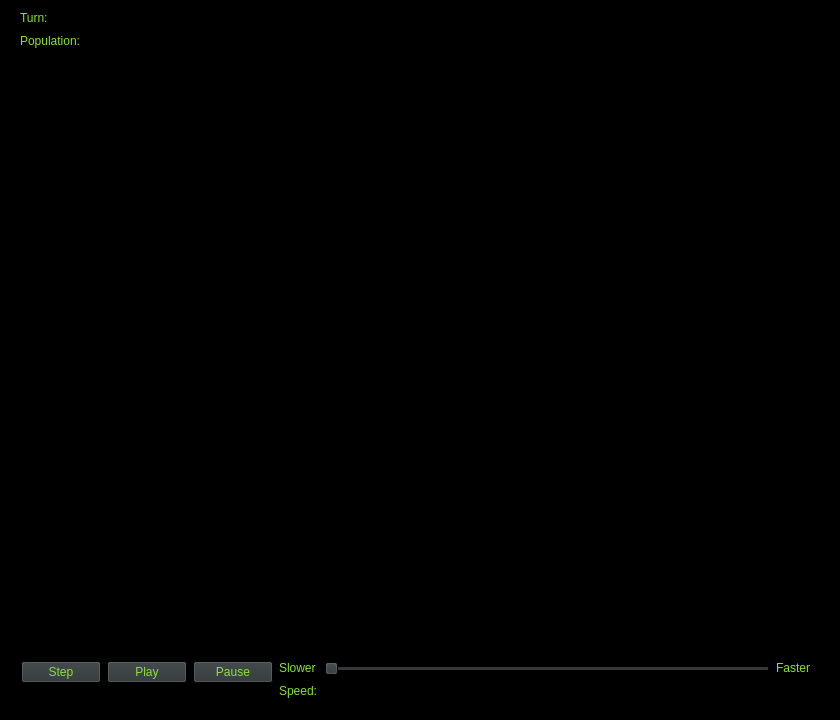
This is lifewindow.ui in Griffenck1/Life as Qt 5 draws it before an edit. The edited form follows.
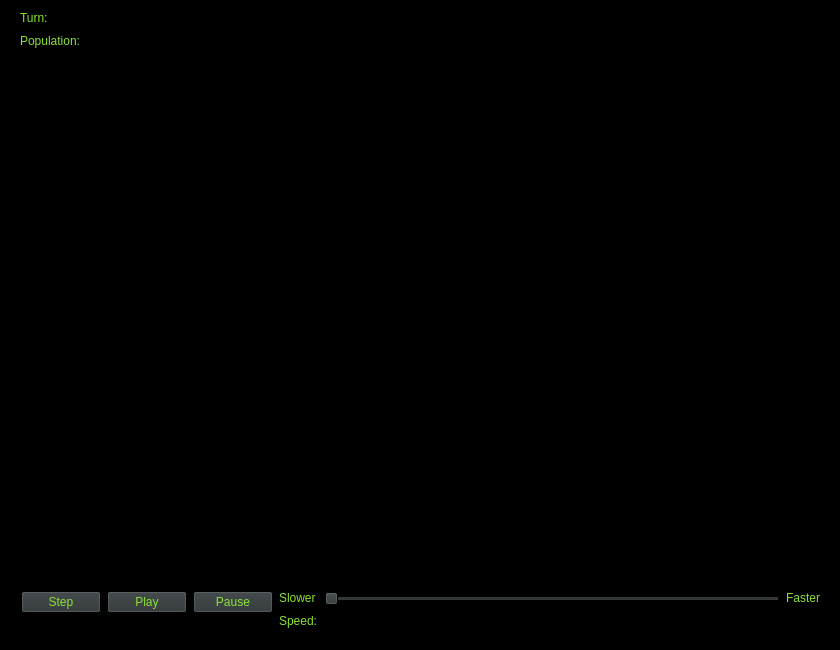
This is the edited form.

Commit message: Added outline for Life Graph

What changed in the file:
```diff
--- a/lifewindow.ui
+++ b/lifewindow.ui
@@ -7,7 +7,7 @@
     <x>0</x>
     <y>0</y>
     <width>840</width>
-    <height>720</height>
+    <height>650</height>
    </rect>
   </property>
   <property name="palette">
@@ -978,8 +978,8 @@
     <property name="geometry">
      <rect>
       <x>10</x>
-      <y>650</y>
-      <width>811</width>
+      <y>580</y>
+      <width>821</width>
       <height>61</height>
      </rect>
     </property>
```
Left out of the diff: 15 changed lines with no effect on the pictures. The commit also changes 2 other files.
